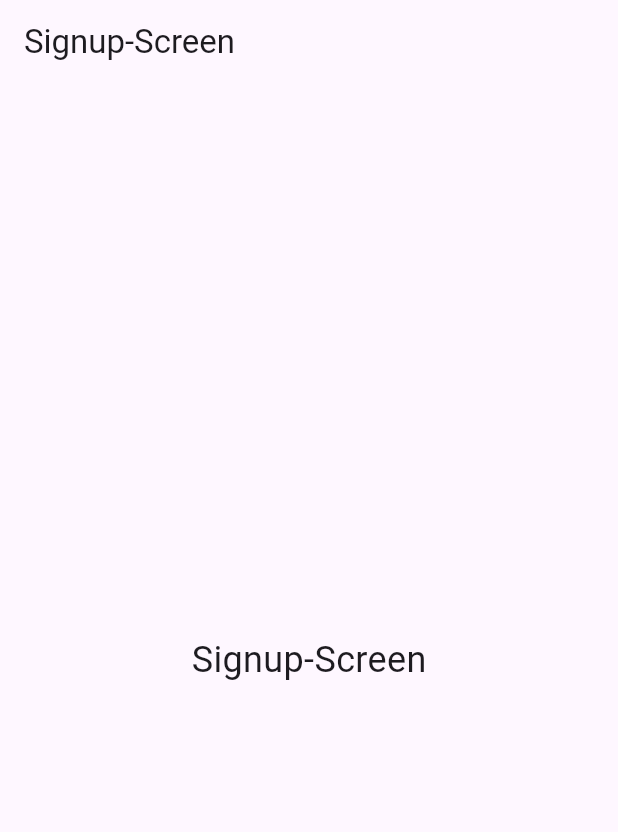
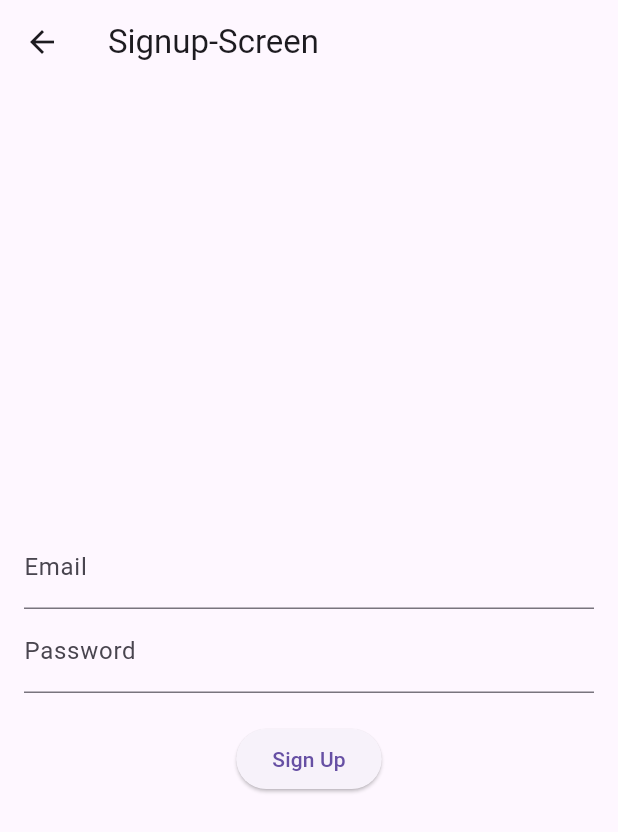
Before and after one commit to torbendoerrer/mates-dev, a Flutter app: the SignupScreen screen opened by its route, on a phone screen of 412 x 824 dp. Shown: the top 832 px of the screen. Run offline on Flutter 3.47's test engine with Material 3 defaults, Android fonts, the phone set to English and light mode, and no system bars; our stand-ins replace firebase_auth, firebase_core, go_router; accounts and stored records are empty; network calls fail.

Commit message:
added signin and signup

```diff
--- a/lib/main.dart
+++ b/lib/main.dart
@@ -7,12 +7,14 @@ import 'package:firebase_auth/firebase_auth.dart';
 import 'package:go_router/go_router.dart';
 import 'pages/signup_screen.dart';
 import 'pages/home_screen.dart';
+import 'pages/signin_screen.dart';
 
 void main() async {
   WidgetsFlutterBinding.ensureInitialized();
   await Firebase.initializeApp(
     options: DefaultFirebaseOptions.currentPlatform,
   );
+
   runApp(App());
 }
 
@@ -22,10 +24,16 @@ final GoRouter _router = GoRouter(
     GoRoute(
       path: '/',
       builder: (BuildContext context, GoRouterState state) {
-        return const SignupScreen();
+        return const SigninScreen();
       },
       routes: <RouteBase>[
         GoRoute(
+          path: 'signup',
+          builder: (BuildContext context, GoRouterState state) {
+            return const SignupScreen();
+          },
+        ),
+         GoRoute(
           path: 'home',
           builder: (BuildContext context, GoRouterState state) {
             return const HomeScreen();
--- a/lib/pages/signup_screen.dart
+++ b/lib/pages/signup_screen.dart
@@ -1,7 +1,19 @@
 import 'package:flutter/material.dart';
+import 'package:provider/provider.dart';
+import '../providers/authentication_provider.dart';
+import 'package:go_router/go_router.dart';
 
-class SignupScreen extends StatelessWidget {
+class SignupScreen extends StatefulWidget {
   const SignupScreen({super.key});
+
+  @override
+  _SignupScreenState createState() => _SignupScreenState();
+}
+
+class _SignupScreenState extends State<SignupScreen> {
+  final _emailController = TextEditingController();
+  final _passwordController = TextEditingController();
+  String _errorMessage = '';
 
   @override
   Widget build(BuildContext context) {
@@ -9,9 +21,52 @@ class SignupScreen extends StatelessWidget {
       appBar: AppBar(
         title: const Text('Signup-Screen'),
       ),
-      body: const Center(
-        child: Text('Signup-Screen', style: TextStyle(fontSize: 24)),
+      body: Padding(
+        padding: const EdgeInsets.all(16.0),
+        child: Column(
+          mainAxisAlignment: MainAxisAlignment.center,
+          children: [
+            if (_errorMessage.isNotEmpty)
+              Text(
+                _errorMessage,
+                style: const TextStyle(color: Colors.red, fontSize: 18),
+              ),
+            TextField(
+              controller: _emailController,
+              decoration: const InputDecoration(labelText: 'Email'),
+            ),
+            TextField(
+              controller: _passwordController,
+              decoration: const InputDecoration(labelText: 'Password'),
+              obscureText: true,
+            ),
+            const SizedBox(height: 20),
+            ElevatedButton(
+              onPressed: () => _signup(context),
+              child: const Text('Sign Up'),
+            ),
+          ],
+        ),
       ),
     );
   }
+
+Future<void> _signup(BuildContext context) async {
+  try {
+    await Provider.of<AuthenticationProvider>(context, listen: false)
+        .signUp(email: _emailController.text, password: _passwordController.text);
+    context.go('/home'); // Stelle sicher, dass der Pfad korrekt ist
+  } on Exception catch (e) {
+    setState(() {
+      _errorMessage = e.toString();
+    });
+  }
 }
+
+  @override
+  void dispose() {
+    _emailController.dispose();
+    _passwordController.dispose();
+    super.dispose();
+  }
+}
```
Also changed, not shown: lib/pages/signin_screen.dart (+65 -3 lines).
